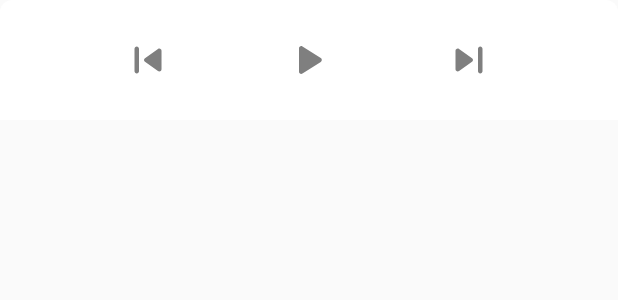
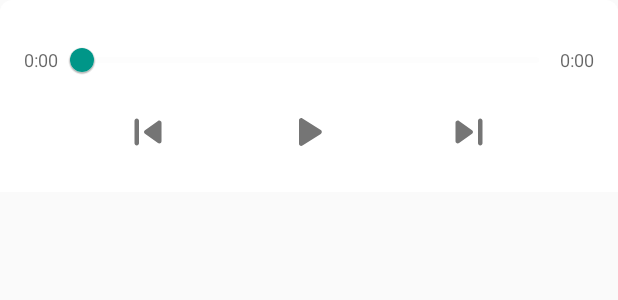
Before and after one commit to rakuishi/music-android, an Android app: the layout view_music_player.xml on its own in the app's theme, with its tools: preview values and no code run, on a phone screen of 412 x 824 dp. Shown: the top 300 px of the screen. Run offline under Robolectric (Android 15) with nearby library versions, the phone set to English and light mode, and no system bars; network calls fail.

Commit message:
Show slider on music player

```diff
--- a/app/src/main/res/layout/view_music_player.xml
+++ b/app/src/main/res/layout/view_music_player.xml
@@ -1,12 +1,43 @@
 <?xml version="1.0" encoding="utf-8"?>
-<RelativeLayout xmlns:android="http://schemas.android.com/apk/res/android"
+<LinearLayout xmlns:android="http://schemas.android.com/apk/res/android"
+    xmlns:app="http://schemas.android.com/apk/res-auto"
     xmlns:tools="http://schemas.android.com/tools"
     android:layout_width="match_parent"
     android:layout_height="wrap_content"
+    android:orientation="vertical"
     android:padding="16dp"
     tools:background="@drawable/background_music_player">
 
-    <!-- artwork -->
+    <LinearLayout
+        android:layout_width="match_parent"
+        android:layout_height="wrap_content"
+        android:gravity="center_vertical"
+        android:orientation="horizontal">
+
+        <androidx.appcompat.widget.AppCompatTextView
+            android:id="@+id/currentPositionTextView"
+            style="@style/TextAppearance.AppCompat.Caption"
+            android:layout_width="wrap_content"
+            android:layout_height="wrap_content"
+            android:text="0:00" />
+
+        <com.google.android.material.slider.Slider
+            android:id="@+id/slider"
+            android:layout_width="0dp"
+            android:layout_height="wrap_content"
+            android:layout_weight="1"
+            android:padding="8dp"
+            app:thumbColor="@color/colorAccent"
+            app:thumbRadius="8dp" />
+
+        <androidx.appcompat.widget.AppCompatTextView
+            android:id="@+id/remainingPositionTextView"
+            style="@style/TextAppearance.AppCompat.Caption"
+            android:layout_width="wrap_content"
+            android:layout_height="wrap_content"
+            android:text="0:00" />
+
+    </LinearLayout>
 
     <LinearLayout
         android:layout_width="match_parent"
@@ -68,4 +99,4 @@
 
     </LinearLayout>
 
-</RelativeLayout>
+</LinearLayout>
--- a/app/src/main/res/values-night/colors.xml
+++ b/app/src/main/res/values-night/colors.xml
@@ -1,7 +1,7 @@
 <?xml version="1.0" encoding="utf-8"?>
 <resources>
     <color name="colorForeground">#ffffff</color>
-    <color name="colorForegroundDisabled">#80ffffff</color>
+    <color name="colorForegroundDisabled">#757575</color>
     <color name="colorBackground">#303030</color>
     <color name="colorBackgroundFloating">#424242</color>
     <color name="colorPrimary">#212121</color>
--- a/app/src/main/res/values/colors.xml
+++ b/app/src/main/res/values/colors.xml
@@ -1,7 +1,7 @@
 <?xml version="1.0" encoding="utf-8"?>
 <resources>
     <color name="colorForeground">#000000</color>
-    <color name="colorForegroundDisabled">#80000000</color>
+    <color name="colorForegroundDisabled">#757575</color>
     <color name="colorBackground">#fafafa</color>
     <color name="colorBackgroundFloating">#ffffff</color>
     <color name="colorPrimary">#f5f5f5</color>
```
Also changed, not shown: app/src/main/java/com/rakuishi/music/presentation/MainActivity.kt (+4 -19 lines), app/src/main/java/com/rakuishi/music/presentation/MainViewModel.kt (+23 -8 lines), app/src/main/java/com/rakuishi/music/presentation/common/MusicPlayerView.kt (+110 -6 lines), app/src/main/java/com/rakuishi/music/presentation/music/MusicPlayerService.kt (+4 -4 lines).
